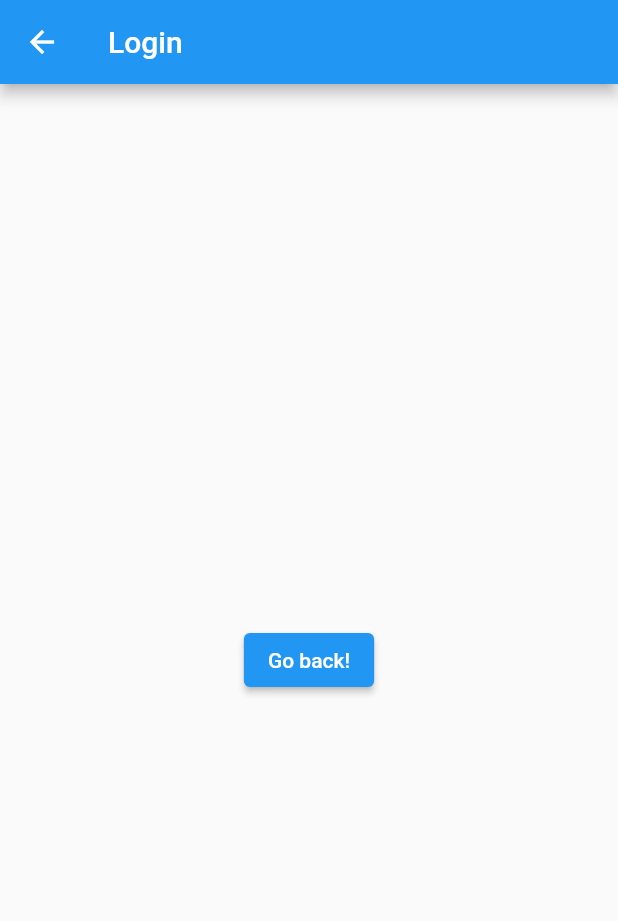
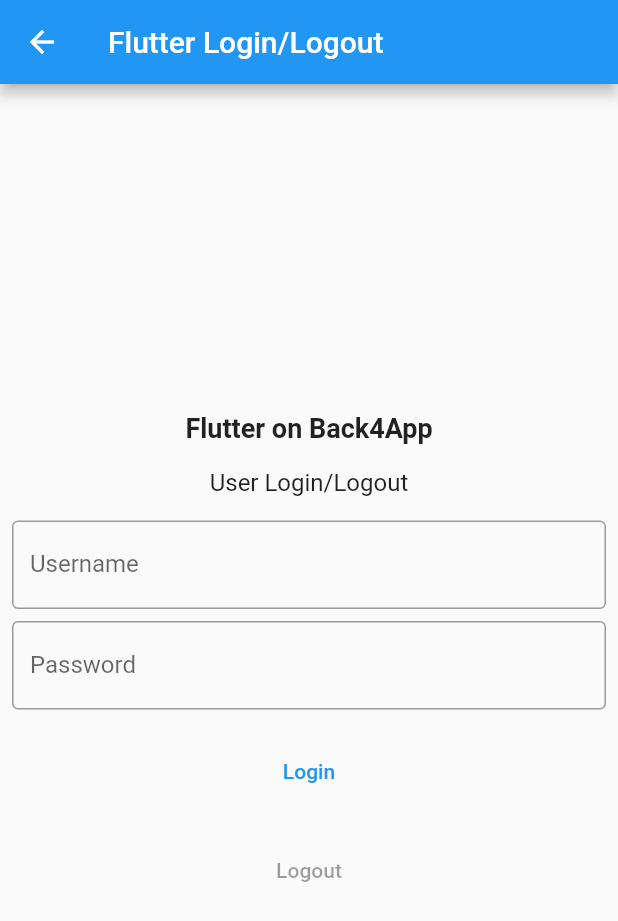
Before and after one commit to AlexandraDamaschin/SkipToTheFuture-Frontend, a Flutter app: the screen it shows after launch, after a tap on "Login", on a phone screen of 412 x 824 dp. Shown: the top 921 px of the screen. Run offline on Flutter 3.47's test engine with Material 2 defaults, Android fonts, the phone set to English and light mode, and no system bars; our stand-ins replace parse_server_sdk_flutter; network calls fail.

Commit message:
Implement login

```diff
--- a/lib/login.dart
+++ b/lib/login.dart
@@ -1,21 +1,153 @@
 import 'package:flutter/cupertino.dart';
 import 'package:flutter/material.dart';
+import 'package:parse_server_sdk_flutter/parse_server_sdk.dart';
 
-class Login extends StatelessWidget {
+class LoginPage extends StatefulWidget {
+  @override
+  _LoginPageState createState() => _LoginPageState();
+}
+
+class _LoginPageState extends State<LoginPage> {
+  final controllerUsername = TextEditingController();
+  final controllerPassword = TextEditingController();
+  bool isLoggedIn = false;
+
   @override
   Widget build(BuildContext context) {
     return Scaffold(
-      appBar: AppBar(
-        title: Text("Login"),
-      ),
-      body: Center(
-        child: ElevatedButton(
-          onPressed: () {
-            // Navigate back to first route when tapped.
-          },
-          child: Text('Go back!'),
+        appBar: AppBar(
+          title: const Text('Flutter Login/Logout'),
         ),
-      ),
+        body: Center(
+          child: SingleChildScrollView(
+            padding: const EdgeInsets.all(8),
+            child: Column(
+              crossAxisAlignment: CrossAxisAlignment.stretch,
+              children: [
+                Center(
+                  child: const Text('Flutter on Back4App',
+                      style:
+                          TextStyle(fontSize: 18, fontWeight: FontWeight.bold)),
+                ),
+                SizedBox(
+                  height: 16,
+                ),
+                Center(
+                  child: const Text('User Login/Logout',
+                      style: TextStyle(fontSize: 16)),
+                ),
+                SizedBox(
+                  height: 16,
+                ),
+                TextField(
+                  controller: controllerUsername,
+                  enabled: !isLoggedIn,
+                  keyboardType: TextInputType.text,
+                  textCapitalization: TextCapitalization.none,
+                  autocorrect: false,
+                  decoration: InputDecoration(
+                      border: OutlineInputBorder(
+                          borderSide: BorderSide(color: Colors.black)),
+                      labelText: 'Username'),
+                ),
+                SizedBox(
+                  height: 8,
+                ),
+                TextField(
+                  controller: controllerPassword,
+                  enabled: !isLoggedIn,
+                  obscureText: true,
+                  keyboardType: TextInputType.text,
+                  textCapitalization: TextCapitalization.none,
+                  autocorrect: false,
+                  decoration: InputDecoration(
+                      border: OutlineInputBorder(
+                          borderSide: BorderSide(color: Colors.black)),
+                      labelText: 'Password'),
+                ),
+                SizedBox(
+                  height: 16,
+                ),
+                Container(
+                  height: 50,
+                  child: TextButton(
+                    child: const Text('Login'),
+                    onPressed: isLoggedIn ? null : () => doUserLogin(),
+                  ),
+                ),
+                SizedBox(
+                  height: 16,
+                ),
+                Container(
+                  height: 50,
+                  child: TextButton(
+                    child: const Text('Logout'),
+                    onPressed: !isLoggedIn ? null : () => doUserLogout(),
+                  ),
+                )
+              ],
+            ),
+          ),
+        ));
+  }
+
+  void showSuccess(String message) {
+    showDialog(
+      context: context,
+      builder: (BuildContext context) {
+        return AlertDialog(
+          title: const Text("Success!"),
+          content: Text(message),
+          actions: <Widget>[
+            new TextButton(
+              child: const Text("OK"),
+              onPressed: () {
+                Navigator.of(context).pop();
+              },
+            ),
+          ],
+        );
+      },
     );
   }
+
+  void showError(String errorMessage) {
+    showDialog(
+      context: context,
+      builder: (BuildContext context) {
+        return AlertDialog(
+          title: const Text("Error!"),
+          content: Text(errorMessage),
+          actions: <Widget>[
+            new TextButton(
+              child: const Text("OK"),
+              onPressed: () {
+                Navigator.of(context).pop();
+              },
+            ),
+          ],
+        );
+      },
+    );
+  }
+
+  void doUserLogin() async {
+    final username = controllerUsername.text.trim();
+    final password = controllerPassword.text.trim();
+
+    final user = ParseUser(username, password, null);
+
+    var response = await user.login();
+
+    if (response.success) {
+      showSuccess("User was successfully login!");
+      setState(() {
+        isLoggedIn = true;
+      });
+    } else {
+      showError(response.error.message);
+    }
+  }
+
+  void doUserLogout() async {}
 }
--- a/lib/main.dart
+++ b/lib/main.dart
@@ -54,7 +54,7 @@ class MyApp extends StatelessWidget {
                 onPressed: () {
                   Navigator.push(
                     context,
-                    MaterialPageRoute(builder: (context) => Login()),
+                    MaterialPageRoute(builder: (context) => LoginPage()),
                   );
                 },
               ),
```
